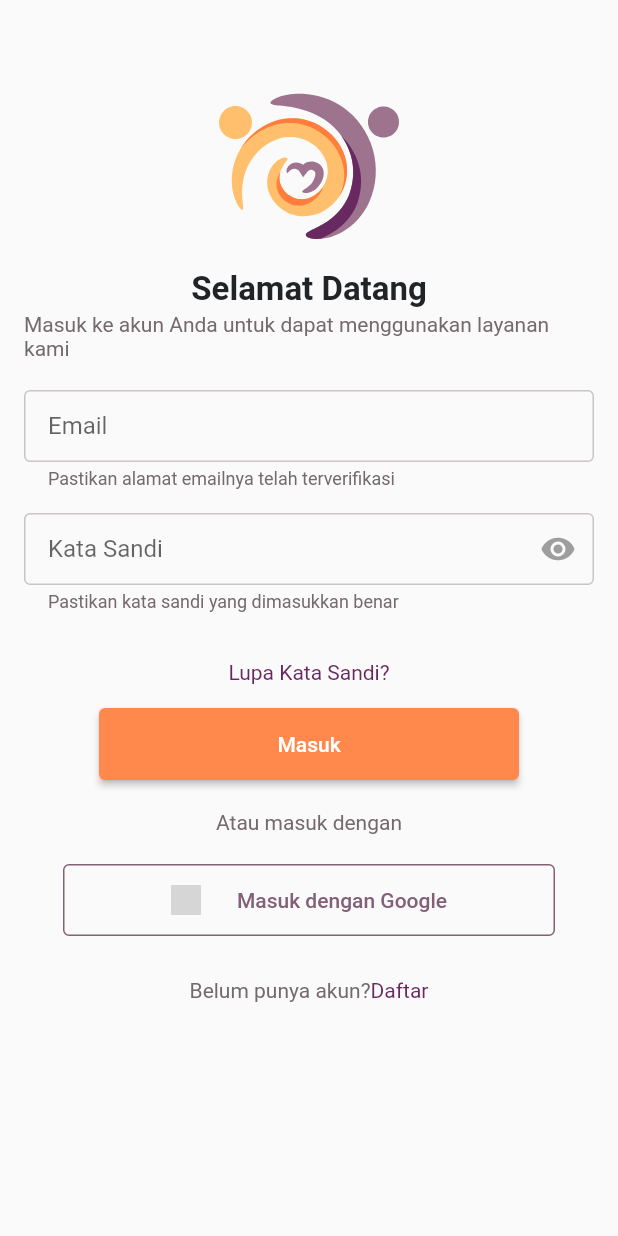
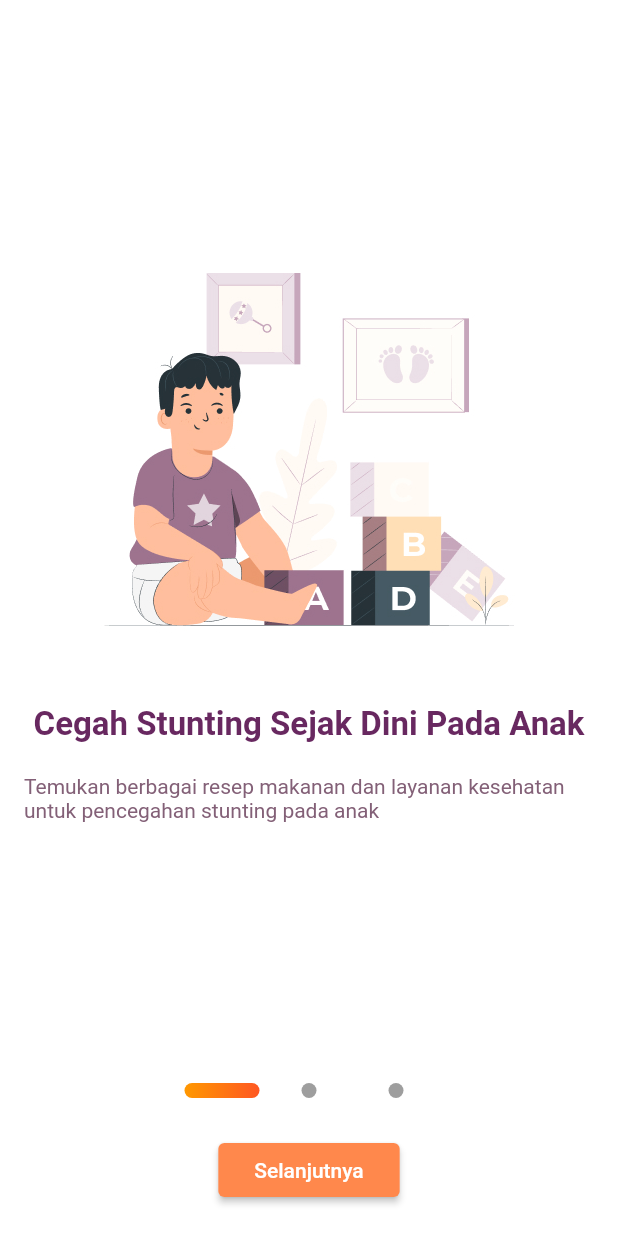
Before and after one commit to AbdullahFathan/sipas-fe, a Flutter app: the screen it shows after launch, on a phone screen of 412 x 824 dp. Run offline on Flutter 3.47's test engine with Material 2 defaults, Android fonts, the light colour scheme and no system bars; our stand-ins replace flutter_svg; project files that could hold a hidden picture were left out; grey boxes are pictures that could not be loaded.

Commit message:
add routes, onboarding page, change some style

```diff
--- /dev/null
+++ b/lib/config/route_name.dart
@@ -0,0 +1,4 @@
+const String onBoaringRoute = "/";
+const String loginRoute = "/login";
+const String registerRoute = "/register";
+const String forgotPasswordRoute = "/forgotPassword";
--- /dev/null
+++ b/lib/config/routes.dart
@@ -0,0 +1,23 @@
+import 'package:flutter/material.dart';
+import 'package:sipas/config/route_name.dart';
+import 'package:sipas/pages/auth/forgot_pass_page.dart';
+import 'package:sipas/pages/auth/login_page.dart';
+import 'package:sipas/pages/auth/register_page.dart';
+import 'package:sipas/pages/onboarding/onboarding_page.dart';
+
+class RouteGenerator {
+  static Route<dynamic>? generateRoute(RouteSettings settings) {
+    switch (settings.name) {
+      case onBoaringRoute:
+        return MaterialPageRoute(builder: (_) => const OnboardingPage());
+      case loginRoute:
+        return MaterialPageRoute(builder: (_) => const LoginPage());
+      case registerRoute:
+        return MaterialPageRoute(builder: (_) => const RegisterPage());
+      case forgotPasswordRoute:
+        return MaterialPageRoute(builder: (_) => const ForgotPasswordPage());
+      default:
+        return null;
+    }
+  }
+}
--- a/lib/main.dart
+++ b/lib/main.dart
@@ -1,5 +1,5 @@
 import 'package:flutter/material.dart';
-import 'package:sipas/pages/auth/login_page.dart';
+import 'package:sipas/config/routes.dart';
 
 void main() {
   runApp(const MainApp());
@@ -11,8 +11,10 @@ class MainApp extends StatelessWidget {
   @override
   Widget build(BuildContext context) {
     return MaterialApp(
-        title: "Sipas Gemastik",
-        theme: ThemeData(fontFamily: "Roboto"),
-        home: LoginPage());
+      title: "Sipas Gemastik",
+      theme: ThemeData(fontFamily: "Roboto"),
+      initialRoute: "/",
+      onGenerateRoute: RouteGenerator.generateRoute,
+    );
   }
 }
--- a/lib/pages/auth/register_page.dart
+++ b/lib/pages/auth/register_page.dart
@@ -2,6 +2,7 @@ import 'package:flutter/material.dart';
 import 'package:flutter_svg/flutter_svg.dart';
 import 'package:sipas/config/color_theme.dart';
 import 'package:sipas/config/font_theme.dart';
+import 'package:sipas/config/route_name.dart';
 import 'package:sipas/pages/auth/login_page.dart';
 import 'package:sipas/pages/auth/widget/link_popup.dart';
 import 'package:sipas/pages/auth/widget/password_form.dart';
@@ -91,6 +92,8 @@ class _RegisterPageState extends State<RegisterPage> {
 
                 //register button
                 OrangeButton(
+                  maximumSize: const Size(328, 48),
+                  minimumSize: const Size(270, 48),
                   contentText: "Daftar",
                   onPressedFunc: () async {
                     await linkPopUp(
@@ -108,8 +111,7 @@ class _RegisterPageState extends State<RegisterPage> {
                   text2: "Masuk",
                   padding: 28,
                   onTapFunc: () {
-                    Navigator.push(context,
-                        MaterialPageRoute(builder: (_) => const LoginPage()));
+                    Navigator.pushNamed(context, loginRoute);
                   },
                 )
               ],
--- a/lib/pages/auth/widget/password_form.dart
+++ b/lib/pages/auth/widget/password_form.dart
@@ -36,7 +36,9 @@ class _PasswordFormState extends State<PasswordForm> {
                 });
               },
               icon: Icon(
-                isObscure ? Icons.visibility : Icons.visibility_off,
+                isObscure
+                    ? Icons.visibility_off_outlined
+                    : Icons.visibility_outlined,
                 color: Colors.grey,
               ),
             ),
--- /dev/null
+++ b/lib/pages/onboarding/constan_data.dart
@@ -0,0 +1,20 @@
+List<Map<String, dynamic>> onboardingData = [
+  {
+    'image': 'assets/images/ilustrasi1.jpg',
+    'title': 'Cegah Stunting Sejak Dini Pada Anak',
+    'subtitle':
+        'Temukan berbagai resep makanan dan layanan kesehatan untuk pencegahan stunting pada anak',
+  },
+  {
+    'image': 'assets/images/ilustrasi2.jpg',
+    'title': 'Tersedia Layanan Konsultasi 24 Jam',
+    'subtitle':
+        'Tersedia layanan konsultasi 24 jam berbasis AI yang dapat digunakan kapan saja',
+  },
+  {
+    'image': 'assets/images/ilustrasi3.jpg',
+    'title': 'Ajukan Bantuan Agar Posyandu Dapat Membantu',
+    'subtitle':
+        'Gunakan fitur bantuan jika kamu mengalami masalah yang dapat dibantu oleh posyandu',
+  },
+];
--- /dev/null
+++ b/lib/pages/onboarding/onboarding_page.dart
@@ -0,0 +1,144 @@
+import 'package:flutter/material.dart';
+import 'package:sipas/config/color_theme.dart';
+import 'package:sipas/config/font_theme.dart';
+import 'package:sipas/config/route_name.dart';
+import 'package:sipas/pages/onboarding/constan_data.dart';
+import 'package:sipas/pages/widget/orange_button.dart';
+
+class OnboardingPage extends StatefulWidget {
+  const OnboardingPage({Key? key}) : super(key: key);
+
+  @override
+  State<OnboardingPage> createState() => _OnboardingPageState();
+}
+
+class _OnboardingPageState extends State<OnboardingPage> {
+  final PageController _pageController = PageController(initialPage: 0);
+  int _currentPage = 0;
+
+  @override
+  void dispose() {
+    _pageController.dispose();
+    super.dispose();
+  }
+
+  void _onPageChanged(int index) {
+    setState(() {
+      _currentPage = index;
+    });
+  }
+
+  void _nextPage() {
+    if (_currentPage < onboardingData.length - 1) {
+      _pageController.nextPage(
+        duration: const Duration(milliseconds: 300),
+        curve: Curves.easeInOut,
+      );
+    } else {
+      Navigator.pushReplacementNamed(context, loginRoute);
+    }
+  }
+
+  @override
+  Widget build(BuildContext context) {
+    return Scaffold(
+      backgroundColor: Colors.white,
+      body: Padding(
+        padding: const EdgeInsets.symmetric(horizontal: 16),
+        child: Column(
+          children: [
+            Expanded(
+              child: PageView.builder(
+                controller: _pageController,
+                onPageChanged: _onPageChanged,
+                itemCount: onboardingData.length,
+                itemBuilder: (context, index) {
+                  return Column(
+                    mainAxisAlignment: MainAxisAlignment.center,
+                    children: [
+                      Image.asset(
+                        onboardingData[index]['image'],
+                        height: 300,
+                        width: 280,
+                      ),
+                      const SizedBox(height: 20),
+                      Text(
+                        onboardingData[index]['title'],
+                        style: heading1(
+                          colorFont: violetColor,
+                          sizeFont: 22,
+                        ),
+                        textAlign: TextAlign.center,
+                      ),
+                      const SizedBox(height: 20),
+                      Text(
+                        onboardingData[index]['subtitle'],
+                        style: bodyMedium(
+                          colorFont: lightVioletColor,
+                          sizeFont: 14,
+                        ),
+                      )
+                    ],
+                  );
+                },
+              ),
+            ),
+            const SizedBox(height: 20),
+            Row(
+              mainAxisAlignment: MainAxisAlignment.center,
+              children: List.generate(
+                onboardingData.length,
+                (index) => Container(
+                  margin: const EdgeInsets.all(4),
+                  width: 50,
+                  height: 10,
+                  decoration: _currentPage != index
+                      ? const BoxDecoration(
+                          shape: BoxShape.circle,
+                          color: Colors.grey,
+                        )
+                      : BoxDecoration(
+                          borderRadius: BorderRadius.circular(10),
+                          gradient: const LinearGradient(
+                            colors: [Colors.orange, Colors.deepOrange],
+                            begin: Alignment.centerLeft,
+                            end: Alignment.centerRight,
+                          ),
+                        ),
+                ),
+              ),
+            ),
+            const SizedBox(height: 20),
+            ElevatedButton(
+              onPressed: _nextPage,
+              style: ElevatedButton.styleFrom(
+                  backgroundColor: orangeColor,
+                  padding:
+                      const EdgeInsets.symmetric(horizontal: 24, vertical: 10),
+                  shape: RoundedRectangleBorder(
+                    borderRadius: BorderRadius.circular(4),
+                  )),
+              child: Text(
+                _currentPage < 2 ? 'Selanjutnya' : 'Mulai Sekarang',
+                style: headline(
+                  colorFont: Colors.white,
+                  sizeFont: 14,
+                ),
+              ),
+            ),
+            const SizedBox(height: 20),
+          ],
+        ),
+      ),
+    );
+  }
+}
+
+/*
+OrangeButton(
+              contentText: title,
+              minimumSize:
+              maximumSize:
+              onPressedFunc: _nextPage,
+            ),
+ */
```
Also changed, not shown: lib/pages/auth/forgot_pass_page.dart (+5 -2 lines), lib/pages/auth/login_page.dart (+9 -15 lines), lib/pages/widget/orange_button.dart (+7 -2 lines), assets/images/ilustrasi1.jpg (added), assets/images/ilustrasi2.jpg (added), assets/images/ilustrasi3.jpg (added).
